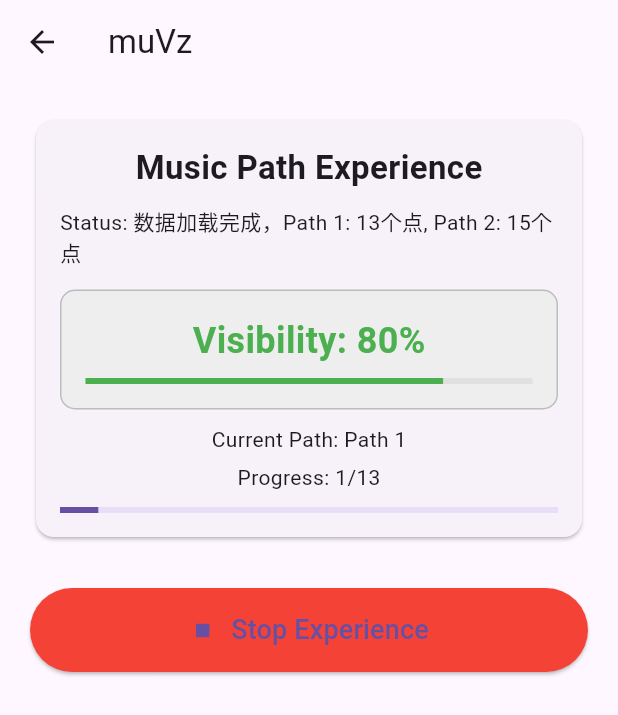
After one commit to rorschachwilpeng/Here_And_There_Workshop, a Flutter app: the PathMusicPage screen opened directly, after a tap on "Path 1", on a phone screen of 412 x 824 dp. The commit adds this screen. Shown: the top 715 px of the screen. Run offline on Flutter 3.47's test engine with Material 3 defaults, Android fonts, the phone set to English and light mode, and no system bars; our stand-ins replace geolocator, permission_handler, webview_flutter.

Commit message:
update final prototype

```diff
--- a/lib/main.dart
+++ b/lib/main.dart
@@ -9,6 +9,7 @@ import 'package:geolocator/geolocator.dart';
 import 'package:permission_handler/permission_handler.dart';
 import 'package:path_provider/path_provider.dart';
 import 'package:webview_flutter/webview_flutter.dart';
+import 'path_music_page.dart';
 
 void main() {
   runApp(const MyApp());
@@ -693,12 +694,12 @@ class _HomePageState extends State<HomePage> {
             },
             tooltip: 'Reload music engine',
           ),
-          ElevatedButton(
-            onPressed: _testAddAllAreas,
-            child: const Text('Test adding all areas'),
-            style: ElevatedButton.styleFrom(
-              backgroundColor: Colors.purple,
-            ),
+          IconButton(
+            icon: Icon(Icons.music_note),
+            onPressed: () {
+              Navigator.push(context, MaterialPageRoute(builder: (context) => PathMusicPage()));
+            },
+            tooltip: '体验音乐路径',
           ),
         ],
       ),
--- /dev/null
+++ b/lib/path_music_page.dart
@@ -0,0 +1,435 @@
+import 'dart:async';
+import 'dart:convert';
+import 'package:flutter/material.dart';
+import 'package:flutter/services.dart';
+import 'music_controller.dart';
+import 'package:webview_flutter/webview_flutter.dart';
+
+class PathMusicPage extends StatefulWidget {
+  const PathMusicPage({Key? key}) : super(key: key);
+
+  @override
+  _PathMusicPageState createState() => _PathMusicPageState();
+}
+
+class _PathMusicPageState extends State<PathMusicPage> {
+  // 音乐控制器
+  final MusicController _musicController = MusicController();
+
+  // 路径数据
+  List<Map<String, dynamic>> _path1Points = [];
+  List<Map<String, dynamic>> _path2Points = [];
+
+  // 当前状态
+  bool _isPlaying = false;
+  int _currentPathIndex = 0;  // 1 表示 path 1, 2 表示 path 2
+  int _currentPointIndex = 0;
+  Timer? _pathSimulationTimer;
+  String _statusMessage = "Ready";
+  double _currentVisibility = 50.0;
+
+  // 替换为从JSON加载的数据
+  List<int> _path1VisibilityData = [];
+  List<int> _path2VisibilityData = [];
+
+  @override
+  void initState() {
+    super.initState();
+    _initPage();
+  }
+
+  @override
+  void dispose() {
+    // 停止模拟和定时器
+    _stopPathSimulation();
+
+    // 移除状态变更回调
+    _musicController.onStatusChanged = null;
+
+    // 在处理控制器前先停止音乐，确保不会有后续回调
+    if (_isPlaying) {
+      _musicController.stopMusic();
+    }
+
+    // 移除控制器
+    _musicController.dispose();
+
+    // 最后调用父类方法
+    super.dispose();
+  }
+
+  // 初始化页面
+  Future<void> _initPage() async {
+    // 初始化音乐控制器
+    await _musicController.initialize();
+
+    // 加载 GeoJSON 数据
+    await _loadGeoJsonData();
+
+    // 更新状态
+    _musicController.onStatusChanged = (message) {
+      setState(() {
+        _statusMessage = message;
+      });
+    };
+  }
+
+  // 加载 GeoJSON 数据 - 同时设置Points数组
+  Future<void> _loadGeoJsonData() async {
+    try {
+      // 设置默认数据
+      _path1VisibilityData = [80, 74, 87, 85, 44, 2, 95, 89, 71, 67, 37, 67, 86];
+      _path2VisibilityData = [66, 71, 31, 50, 55, 67, 78, 38, 60, 85, 87, 28, 38, 40, 43];
+
+      // 同时设置点数据数组
+      _path1Points = [];
+      _path2Points = [];
+
+      // 为每个可见度值创建相应的点数据
+      for (int i = 0; i < _path1VisibilityData.length; i++) {
+        _path1Points.add({
+          'id': 1000 + i,
+          'visibility_score': _path1VisibilityData[i],
+          'row_index': i,
+          'col_index': 0,
+        });
+      }
+
+      // 尝试从文件加载，但不覆盖默认值
+      try {
+        final String data = await rootBundle.loadString('assets/grid_scored.geojson');
+        final jsonResult = jsonDecode(data);
+        final features = jsonResult['features'] as List;
+
+        // 输出特征点数量（仅供参考）
+        print("GeoJSON文件中的特征点数量: ${features.length}");
+      } catch (e) {
+        print("GeoJSON文件加载警告: $e");
+      }
+
+      setState(() {
+        _statusMessage = "数据加载完成，Path 1: ${_path1VisibilityData.length}个点, Path 2: ${_path2VisibilityData.length}个点";
+      });
+
+      print("Path 1 visibility: $_path1VisibilityData");
+      print("Path 2 visibility: $_path2VisibilityData");
+
+    } catch (e) {
+      print("数据加载错误: $e");
+      setState(() {
+        _statusMessage = "数据加载错误: $e";
+
+        // 确保默认数据仍然可用
+        _path1VisibilityData = [80, 74, 87, 85, 44, 2, 95, 89, 71, 67, 37, 67, 86];
+        _path2VisibilityData = [66, 71, 31, 50, 55, 67, 78, 38, 60, 85, 87, 28, 38, 40, 43];
+      });
+    }
+  }
+
+  // 开始路径模拟
+  void _startPathSimulation(int pathIndex) {
+    // 停止任何正在进行的模拟
+    _stopPathSimulation();
+
+    // 获取当前使用的可见度数据
+    List<int> visibilityData = pathIndex == 1 ? _path1VisibilityData : _path2VisibilityData;
+
+    if (visibilityData.isEmpty) {
+      setState(() {
+        _statusMessage = "Path $pathIndex has no available points";
+        _isPlaying = false;
+      });
+      return;
+    }
+
+    setState(() {
+      _isPlaying = true;
+      _currentPathIndex = pathIndex;
+      _currentPointIndex = 0;
+      _currentVisibility = visibilityData[0].toDouble();
+    });
+
+    // 开始音乐
+    _musicController.startMusic(_currentVisibility);
+
+    // 设置定时器，每2秒移动到下一个点
+    _pathSimulationTimer = Timer.periodic(Duration(seconds: 5), (timer) {
+      if (!mounted) {
+        timer.cancel();
+        return;
+      }
+
+      setState(() {
+        _currentPointIndex++;
+      });
+
+      // 检查是否到达路径末端
+      if (_currentPointIndex >= visibilityData.length) {
+        _stopPathSimulation();
+        if (mounted) {
+          setState(() {
+            _statusMessage = "Path $pathIndex completed!";
+          });
+        }
+        return;
+      }
+
+      // 更新下一个点的可见度
+      _updateVisibility(visibilityData[_currentPointIndex].toDouble());
+    });
+  }
+
+  // 停止路径模拟
+  void _stopPathSimulation() {
+    _pathSimulationTimer?.cancel();
+    _pathSimulationTimer = null;
+
+    if (_isPlaying) {
+      _musicController.stopMusic();
+      setState(() {
+        _isPlaying = false;
+      });
+    }
+  }
+
+  // 更新可见度和音乐
+  void _updateVisibility(double visibility) {
+    if (!mounted) return;
+
+    setState(() {
+      _currentVisibility = visibility;
+    });
+    _musicController.updateVisibility(visibility);
+  }
+
+  // 根据可见度获取颜色
+  Color _getColorForVisibility(double visibility) {
+    if (visibility < 30) {
+      return Colors.red;
+    } else if (visibility < 60) {
+      return Colors.orange;
+    } else if (visibility < 80) {
+      return Colors.blue;
+    } else {
+      return Colors.green;
+    }
+  }
+
+  @override
+  Widget build(BuildContext context) {
+    // 获取当前路径和点
+    final List<Map<String, dynamic>> currentPoints =
+        _currentPathIndex == 1 ? _path1Points : _path2Points;
+
+    // 计算当前进度
+    final double progress = currentPoints.isEmpty
+        ? 0.0
+        : _currentPointIndex / (currentPoints.length - 1);
+
+    return Scaffold(
+      appBar: AppBar(
+        title: Text('muVz'),
+      ),
+      body: Column(
+        children: [
+          // WebView容器（不可见但必须存在）
+          if (_musicController.controller != null)
+            SizedBox(
+              height: 1, // 几乎不可见
+              child: WebViewWidget(controller: _musicController.controller!),
+            ),
+
+          // 主要内容
+          Expanded(
+            child: SingleChildScrollView(
+              child: Padding(
+                padding: const EdgeInsets.all(20.0),
+                child: Column(
+                  crossAxisAlignment: CrossAxisAlignment.stretch,
+                  children: [
+                    // 状态卡片
+                    Card(
+                      child: Padding(
+                        padding: const EdgeInsets.all(16.0),
+                        child: Column(
+                          children: [
+                            Text(
+                              'Music Path Experience',
+                              style: TextStyle(
+                                fontSize: 22,
+                                fontWeight: FontWeight.bold,
+                              ),
+                            ),
+                            SizedBox(height: 10),
+                            Text('Status: $_statusMessage'),
+                            if (_isPlaying) ...[
+                              SizedBox(height: 15),
+                              // 添加一个更醒目的可见度显示区域
+                              Container(
+                                padding: EdgeInsets.all(16),
+                                decoration: BoxDecoration(
+                                  color: Colors.grey.shade200,
+                                  borderRadius: BorderRadius.circular(10),
+                                  border: Border.all(color: Colors.grey.shade400),
+                                ),
+                                child: Column(
+                                  children: [
+                                    Text(
+                                      'Visibility: ${_currentVisibility.toInt()}%',
+                                      style: TextStyle(
+                                        fontSize: 24,
+                                        fontWeight: FontWeight.bold,
+                                        color: _getColorForVisibility(_currentVisibility),
+                                      ),
+                                    ),
+                                    SizedBox(height: 8),
+                                    LinearProgressIndicator(
+                                      value: _currentVisibility / 100,
+                                      backgroundColor: Colors.grey.shade300,
+                                      valueColor: AlwaysStoppedAnimation<Color>(
+                                        _getColorForVisibility(_currentVisibility),
+                                      ),
+                                    ),
+                                  ],
+                                ),
+                              ),
+                              SizedBox(height: 10),
+                              Text('Current Path: Path $_currentPathIndex'),
+                              SizedBox(height: 5),
+                              Text('Progress: ${_currentPointIndex + 1}/${_currentPathIndex == 1 ? _path1VisibilityData.length : _path2VisibilityData.length}'),
+                              SizedBox(height: 10),
+                              LinearProgressIndicator(
+                                value: (_currentPointIndex + 1) /
+                                      (_currentPathIndex == 1 ? _path1VisibilityData.length : _path2VisibilityData.length),
+                              ),
+                            ],
+                          ],
+                        ),
+                      ),
+                    ),
+
+                    SizedBox(height: 30),
+
+                    // 路径选择按钮
+                    if (!_isPlaying) ...[
+                      Text(
+                        'Select Experience Path',
+                        style: TextStyle(
+                          fontSize: 18,
+                          fontWeight: FontWeight.bold,
+                        ),
+                        textAlign: TextAlign.center,
+                      ),
+                      SizedBox(height: 20),
+                      Row(
+                        children: [
+                          Expanded(
+                            child: ElevatedButton(
+                              onPressed: () => _startPathSimulation(1),
+                              style: ElevatedButton.styleFrom(
+                                backgroundColor: Colors.blue,
+                                padding: EdgeInsets.symmetric(vertical: 15),
+                              ),
+                              child: Column(
+                                children: [
+                                  Icon(Icons.route, size: 36),
+                                  SizedBox(height: 10),
+                                  Text(
+                                    'Path 1',
+                                    style: TextStyle(fontSize: 18),
+                                  ),
+                                  SizedBox(height: 5),
+                                  Text(
+                                    'High Visibility Path',
+                                    style: TextStyle(fontSize: 14),
+                                  ),
+                                ],
+                              ),
+                            ),
+                          ),
+                          SizedBox(width: 15),
+                          Expanded(
+                            child: ElevatedButton(
+                              onPressed: () => _startPathSimulation(2),
+                              style: ElevatedButton.styleFrom(
+                                backgroundColor: Colors.green,
+                                padding: EdgeInsets.symmetric(vertical: 15),
+                              ),
+                              child: Column(
+                                children: [
+                                  Icon(Icons.route, size: 36),
+                                  SizedBox(height: 10),
+                                  Text(
+                                    'Path 2',
+                                    style: TextStyle(fontSize: 18),
+                                  ),
+                                  SizedBox(height: 5),
+                                  Text(
+                                    'Low Visibility Path',
+                                    style: TextStyle(fontSize: 14),
+                                  ),
+                                ],
+                              ),
+                            ),
+                          ),
+                        ],
+                      ),
+                    ] else ...[
+                      // 停止按钮
+                      ElevatedButton(
+                        onPressed: _stopPathSimulation,
+                        style: ElevatedButton.styleFrom(
+                          backgroundColor: Colors.red,
+                          padding: EdgeInsets.symmetric(vertical: 15),
+                        ),
+                        child: Row(
+                          mainAxisAlignment: MainAxisAlignment.center,
+                          children: [
+                            Icon(Icons.stop),
+                            SizedBox(width: 10),
+                            Text(
+                              'Stop Experience',
+                              style: TextStyle(fontSize: 18),
+                            ),
+                          ],
+                        ),
+                      ),
+                    ],
+
+                    SizedBox(height: 20),
+
+                    // 路径说明
+                    // Card(
+                    //   child: Padding(
+                    //     padding: const EdgeInsets.all(16.0),
+                    //     child: Column(
+                    //       crossAxisAlignment: CrossAxisAlignment.start,
+                    //       children: [
+                    //         Text(
+                    //           'About Music Path Experience',
+                    //           style: TextStyle(
+                    //             fontSize: 18,
+                    //             fontWeight: FontWeight.bold,
+                    //           ),
+                    //         ),
+                    //         SizedBox(height: 10),
+                    //         Text('This application simulates a user walking along two different paths and generates dynamic music based on the visibility changes along the paths:'),
+                    //         SizedBox(height: 8),
+                    //         Text('• Path 1: Mainly high visibility areas, music bright and open'),
+                    //         Text('• Path 2: Includes areas of varying visibility, music varies'),
+                    //         SizedBox(height: 8),
+                    //         Text('As the simulated journey progresses, the music will automatically adjust dynamically based on the visibility score of the current location.'),
+                    //       ],
+                    //     ),
+                    //   ),
+                    // ),
+                  ],
+                ),
+              ),
+            ),
+          ),
+        ],
+      ),
+    );
+  }
+}
```
Also changed, not shown: 1 other file.
